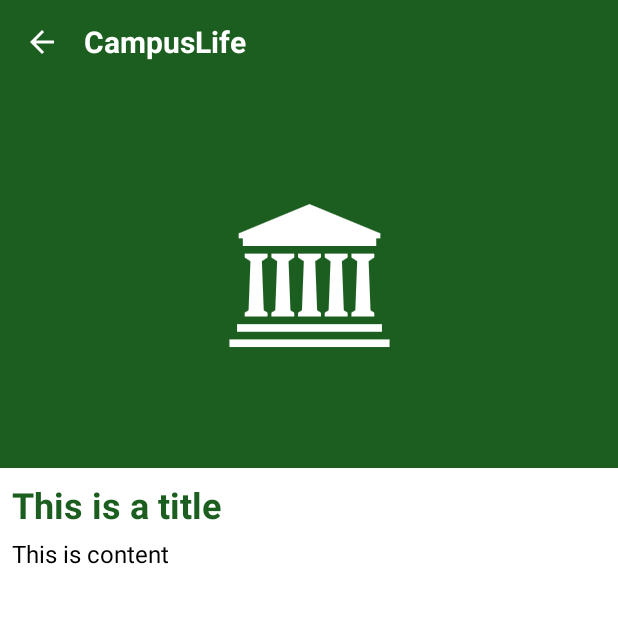
After one commit to LiDaotong10/20243006983-AssignmentOne, an Android app: the DetailActivity screen opened directly, with no data from a screen before it, on a phone screen of 412 x 824 dp, the top half of it. The commit adds this screen. Run offline under Robolectric (Android 15) with nearby library versions, the phone set to English and light mode, and no system bars.

Commit message:
Part F: create DetailActivity and responsive detail XML layout

```diff
--- a/app/src/main/AndroidManifest.xml
+++ b/app/src/main/AndroidManifest.xml
@@ -16,6 +16,10 @@
                 <category android:name="android.intent.category.LAUNCHER" />
             </intent-filter>
         </activity>
+        <activity
+            android:name=".DetailActivity"
+            android:exported="false"
+            android:label="@string/detail_activity_label" />
     </application>
 
 </manifest>
--- /dev/null
+++ b/app/src/main/java/com/example/campuslife/DetailActivity.java
@@ -0,0 +1,17 @@
+package com.example.campuslife;
+
+import android.app.Activity;
+import android.os.Bundle;
+import android.widget.ImageButton;
+
+public class DetailActivity extends Activity {
+
+    @Override
+    protected void onCreate(Bundle savedInstanceState) {
+        super.onCreate(savedInstanceState);
+        setContentView(R.layout.activity_detail);
+
+        ImageButton backButton = findViewById(R.id.back_button);
+        backButton.setOnClickListener(view -> finish());
+    }
+}
--- /dev/null
+++ b/app/src/main/res/drawable/ic_arrow_back.xml
@@ -0,0 +1,5 @@
+<?xml version="1.0" encoding="utf-8"?>
+<vector xmlns:android="http://schemas.android.com/apk/res/android"
+    android:width="24dp" android:height="24dp" android:viewportWidth="24" android:viewportHeight="24">
+    <path android:fillColor="@color/white" android:pathData="M20,11H7.83l5.59,-5.59L12,4l-8,8 8,8 1.41,-1.41L7.83,13H20v-2z" />
+</vector>
--- /dev/null
+++ b/app/src/main/res/layout/activity_detail.xml
@@ -0,0 +1,38 @@
+<?xml version="1.0" encoding="utf-8"?>
+<LinearLayout xmlns:android="http://schemas.android.com/apk/res/android"
+    android:layout_width="match_parent" android:layout_height="match_parent"
+    android:background="@color/white" android:orientation="vertical">
+
+    <LinearLayout android:layout_width="match_parent" android:layout_height="wrap_content"
+        android:background="@color/green" android:gravity="center_vertical" android:orientation="horizontal"
+        android:padding="@dimen/screen_padding">
+        <ImageButton android:id="@+id/back_button" android:layout_width="wrap_content"
+            android:layout_height="wrap_content" android:background="?android:attr/selectableItemBackgroundBorderless"
+            android:contentDescription="@string/back" android:padding="@dimen/screen_padding"
+            android:src="@drawable/ic_arrow_back" />
+        <TextView android:id="@+id/detail_header" android:layout_width="0dp" android:layout_height="wrap_content"
+            android:layout_weight="1" android:paddingStart="@dimen/screen_padding"
+            android:paddingLeft="@dimen/screen_padding" android:text="@string/app_name"
+            android:textColor="@color/white" android:textSize="20sp" android:textStyle="bold" />
+    </LinearLayout>
+
+    <ImageView android:id="@+id/detail_image" android:layout_width="match_parent"
+        android:layout_height="0dp" android:layout_weight="1" android:adjustViewBounds="false"
+        android:background="@color/green" android:contentDescription="@string/detail_image_description"
+        android:padding="@dimen/button_padding" android:scaleType="centerInside"
+        android:src="@drawable/img_btn_facilities" />
+
+    <ScrollView android:layout_width="match_parent" android:layout_height="0dp"
+        android:layout_weight="2" android:fillViewport="true">
+        <LinearLayout android:layout_width="match_parent" android:layout_height="wrap_content"
+            android:orientation="vertical" android:padding="@dimen/screen_padding">
+            <TextView android:id="@+id/detail_title" android:layout_width="match_parent"
+                android:layout_height="wrap_content" android:text="@string/detail_title_placeholder"
+                android:textColor="@color/green" android:textSize="24sp" android:textStyle="bold" />
+            <TextView android:id="@+id/detail_content" android:layout_width="match_parent"
+                android:layout_height="wrap_content" android:layout_marginTop="@dimen/grid_spacing"
+                android:lineSpacingMultiplier="1.25" android:text="@string/detail_content_placeholder"
+                android:textColor="@android:color/black" android:textIsSelectable="true" android:textSize="16sp" />
+        </LinearLayout>
+    </ScrollView>
+</LinearLayout>
--- a/app/src/main/res/values/strings.xml
+++ b/app/src/main/res/values/strings.xml
@@ -7,4 +7,9 @@
     <string name="events">Events</string>
     <string name="clubs">Clubs</string>
     <string name="support">Support</string>
+    <string name="back">Back</string>
+    <string name="detail_activity_label">CampusLife details</string>
+    <string name="detail_image_description">Selected CampusLife section image</string>
+    <string name="detail_title_placeholder">This is a title</string>
+    <string name="detail_content_placeholder">This is content</string>
 </resources>
```
